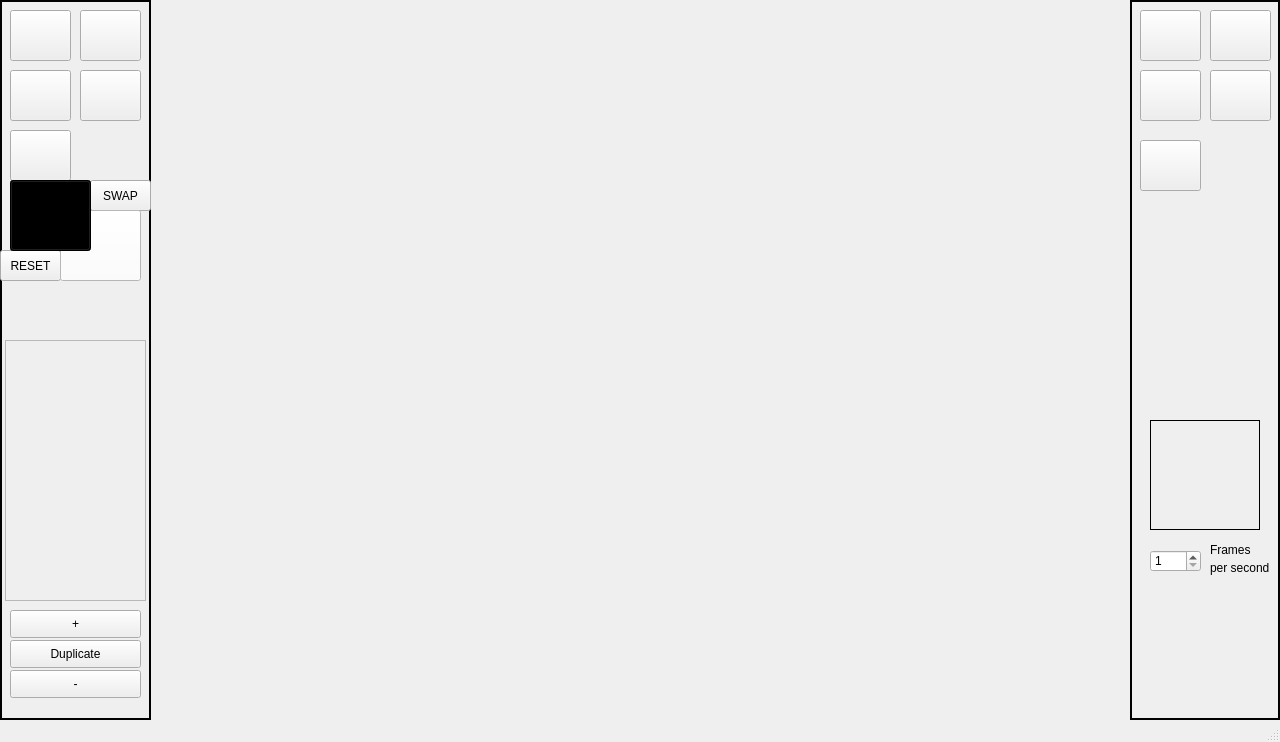
First picture: the form in A7/mainwindow.ui, repository University-of-Utah-CS3505/a8-sprite-editor-f19-Mattmathics, before the edit.
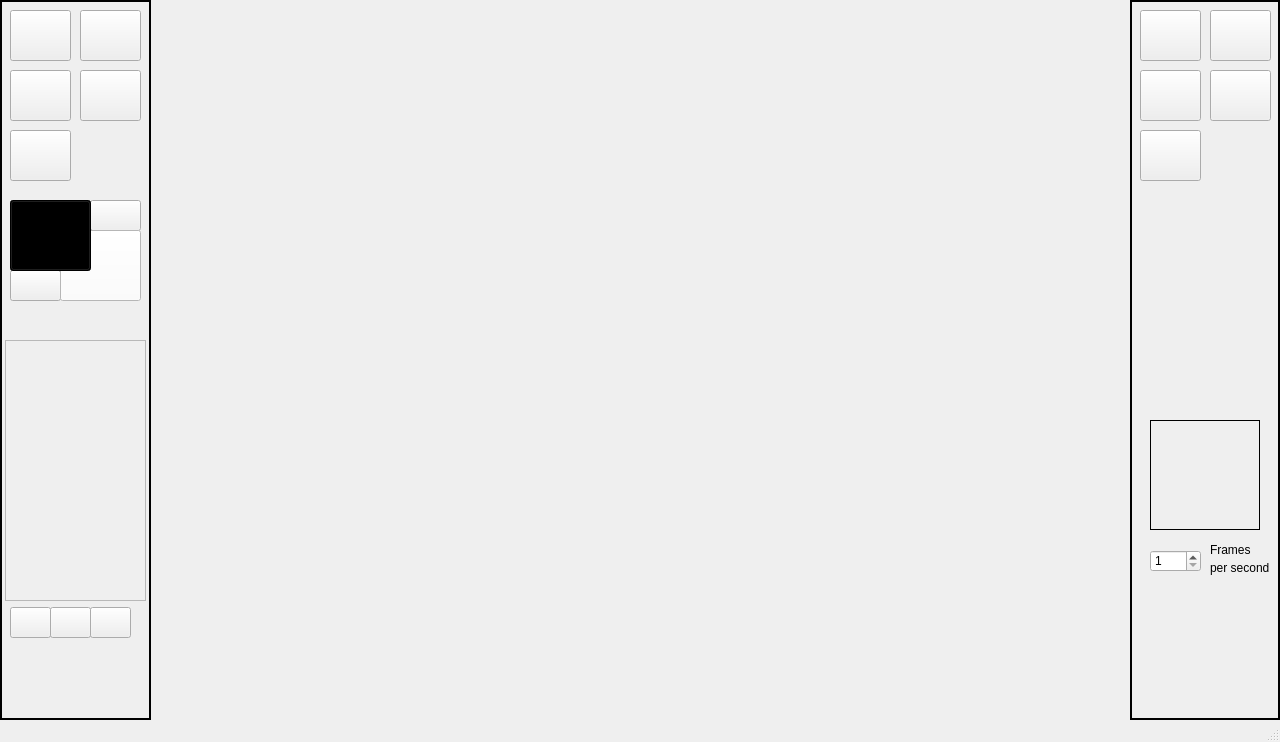
Second picture: the form after the edit. Icons and pictures are not drawn.

What changed in the file:
```diff
--- a/A7/mainwindow.ui
+++ b/A7/mainwindow.ui
@@ -91,7 +91,7 @@
     <property name="geometry">
      <rect>
       <x>60</x>
-      <y>210</y>
+      <y>230</y>
       <width>81</width>
       <height>71</height>
      </rect>
@@ -107,7 +107,7 @@
     <property name="geometry">
      <rect>
       <x>10</x>
-      <y>180</y>
+      <y>200</y>
       <width>81</width>
       <height>71</height>
      </rect>
@@ -122,27 +122,27 @@
    <widget class="QPushButton" name="resetBrushesButton">
     <property name="geometry">
      <rect>
-      <x>0</x>
-      <y>250</y>
-      <width>61</width>
+      <x>10</x>
+      <y>270</y>
+      <width>51</width>
       <height>31</height>
      </rect>
     </property>
     <property name="text">
-     <string>RESET</string>
+     <string/>
     </property>
    </widget>
    <widget class="QPushButton" name="swapBrushesButton">
     <property name="geometry">
      <rect>
       <x>90</x>
-      <y>180</y>
-      <width>61</width>
+      <y>200</y>
+      <width>51</width>
       <height>31</height>
      </rect>
     </property>
     <property name="text">
-     <string>SWAP</string>
+     <string/>
     </property>
    </widget>
    <widget class="QPushButton" name="findAndReplaceButton">
@@ -201,13 +201,13 @@
     <property name="geometry">
      <rect>
       <x>10</x>
-      <y>610</y>
-      <width>131</width>
-      <height>28</height>
+      <y>607</y>
+      <width>41</width>
+      <height>31</height>
      </rect>
     </property>
     <property name="text">
-     <string>+</string>
+     <string/>
     </property>
    </widget>
    <widget class="QScrollArea" name="framesScroll">
@@ -276,7 +276,7 @@
     <property name="geometry">
      <rect>
       <x>10</x>
-      <y>180</y>
+      <y>200</y>
       <width>81</width>
       <height>71</height>
      </rect>
@@ -292,7 +292,7 @@
     <property name="geometry">
      <rect>
       <x>60</x>
-      <y>210</y>
+      <y>230</y>
       <width>81</width>
       <height>71</height>
      </rect>
@@ -365,34 +365,34 @@
    <widget class="QPushButton" name="deleteFrameButton">
     <property name="geometry">
      <rect>
-      <x>10</x>
-      <y>670</y>
-      <width>131</width>
-      <height>28</height>
+      <x>50</x>
+      <y>607</y>
+      <width>41</width>
+      <height>31</height>
      </rect>
     </property>
     <property name="text">
-     <string>-</string>
+     <string/>
     </property>
    </widget>
    <widget class="QPushButton" name="duplicateFrameButton">
     <property name="geometry">
      <rect>
-      <x>10</x>
-      <y>640</y>
-      <width>131</width>
-      <height>28</height>
+      <x>90</x>
+      <y>607</y>
+      <width>41</width>
+      <height>31</height>
      </rect>
     </property>
     <property name="text">
-     <string>Duplicate</string>
+     <string/>
     </property>
     </widget>
    <widget class="QPushButton" name="newProjectButton">
     <property name="geometry">
      <rect>
       <x>1140</x>
-      <y>140</y>
+      <y>130</y>
       <width>61</width>
       <height>51</height>
      </rect>
```
Left out of the diff: 4 changed lines with no effect on the pictures.
